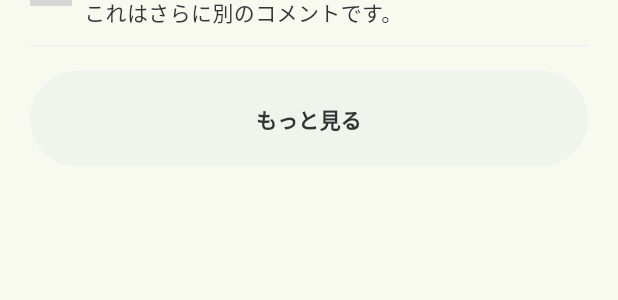
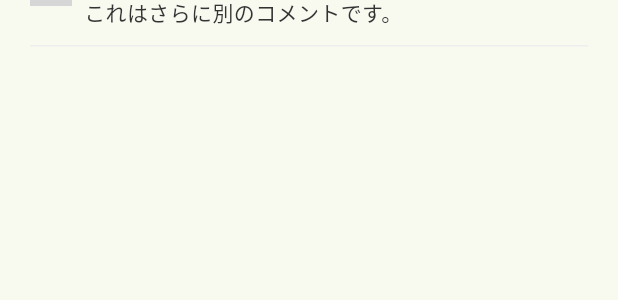
Before and after one commit to shinonome-inc/yumemi-pg-hackathon-team4, a Flutter app: the RecipeCommentsComponent widget shown alone on an empty page, opened directly with sample values from the repository, on a phone screen of 412 x 824 dp. Shown: the part 357-657 px from the top of the screen. Run offline on Flutter 3.47's test engine with Material 3 defaults, Android fonts, the phone set to English and light mode, and no system bars; our stand-ins replace cloud_firestore, firebase_auth, firebase_core, firebase_storage, flutter_dotenv, flutter_riverpod and 8 more; missing offline and left inert: flutter_app_info; accounts and stored records are empty; generated files the repository leaves out were written again; network calls fail; grey boxes are pictures that could not be loaded.

Commit message:
不要なUIをコメントアウト

```diff
--- a/client/lib/pages/recipe_detail/recipe_detail_recipe_comments_component.dart
+++ b/client/lib/pages/recipe_detail/recipe_detail_recipe_comments_component.dart
@@ -149,7 +149,7 @@ class RecipeCommentsComponentState extends State<RecipeCommentsComponent> {
             minLines: isTextFieldActive ? 3 : 1,
             maxLines: null,
             decoration: InputDecoration(
-              suffixIcon: isTextFieldActive ? _buildImageButton() : null,
+              // suffixIcon: isTextFieldActive ? _buildImageButton() : null,
               hintText: 'コメントする...',
               hintStyle: context.textTheme.labelLarge?.copyWith(
                 color: AppColors.gray3,
@@ -409,26 +409,26 @@ class RecipeCommentsComponentState extends State<RecipeCommentsComponent> {
             );
           }).toList(),
         ),
-        const SizedBox(height: 16),
-        SizedBox(
-          width: double.infinity,
-          child: FilledButton(
-            style: ElevatedButton.styleFrom(
-              padding: const EdgeInsets.symmetric(vertical: 22),
-              backgroundColor: AppColors.green3,
-              shape: RoundedRectangleBorder(
-                borderRadius: BorderRadius.circular(1000),
-              ),
-            ),
-            onPressed: () {},
-            child: Text(
-              'もっと見る',
-              style: context.textTheme.labelLargeBold?.copyWith(
-                color: AppColors.gray1,
-              ),
-            ),
-          ),
-        ),
+        // const SizedBox(height: 16),
+        // SizedBox(
+        //   width: double.infinity,
+        //   child: FilledButton(
+        //     style: ElevatedButton.styleFrom(
+        //       padding: const EdgeInsets.symmetric(vertical: 22),
+        //       backgroundColor: AppColors.green3,
+        //       shape: RoundedRectangleBorder(
+        //         borderRadius: BorderRadius.circular(1000),
+        //       ),
+        //     ),
+        //     onPressed: () {},
+        //     child: Text(
+        //       'もっと見る',
+        //       style: context.textTheme.labelLargeBold?.copyWith(
+        //         color: AppColors.gray1,
+        //       ),
+        //     ),
+        //   ),
+        // ),
       ],
     );
   }
```
